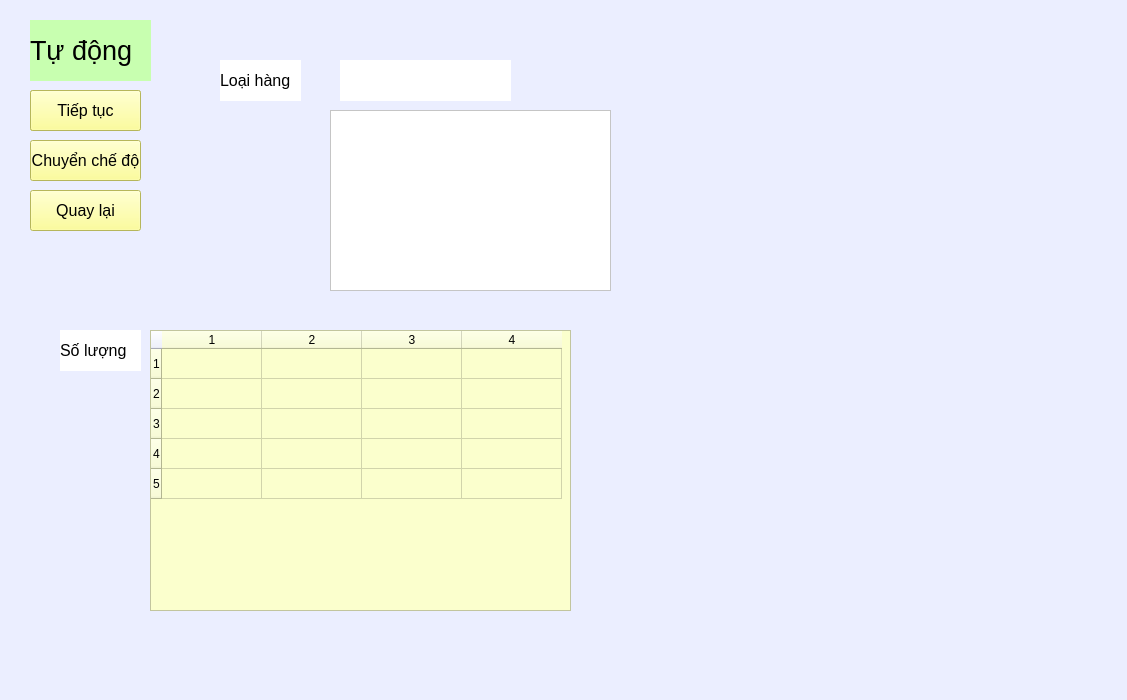
Above: autowork.ui from nguyenhoangnb/app_do_an_1 before the change. Below: the same form after it.
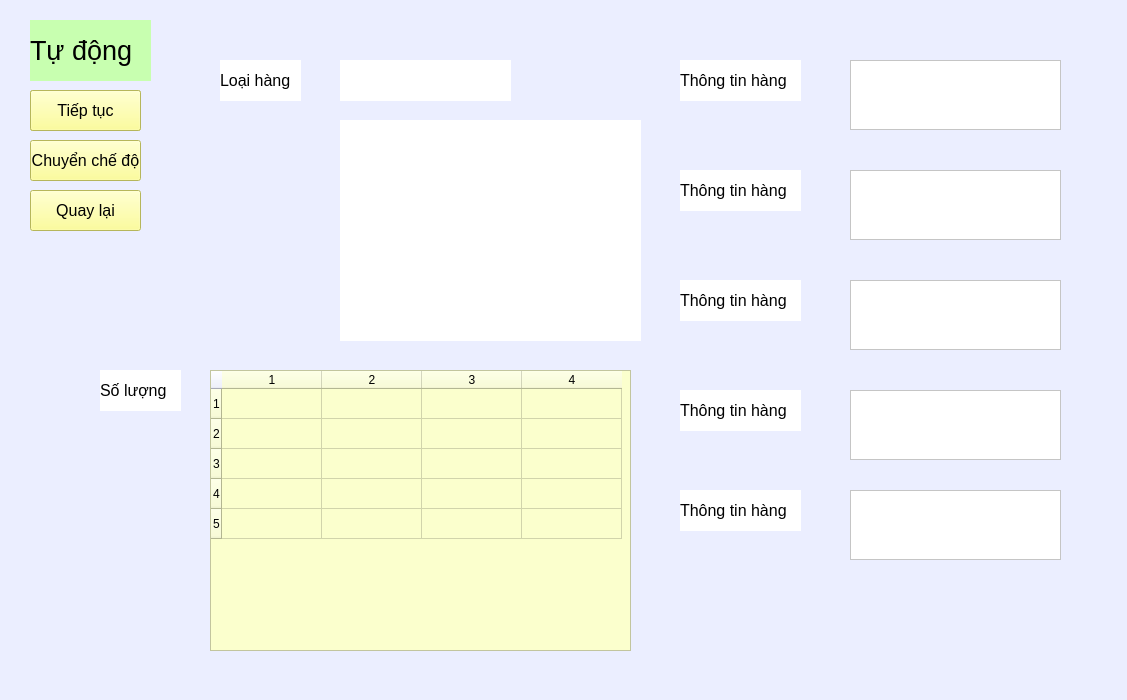
That is the form after the change.

```diff
--- a/autowork.ui
+++ b/autowork.ui
@@ -37,25 +37,6 @@
     <string>Loại hàng</string>
    </property>
   </widget>
-  <widget class="QFrame" name="frame">
-   <property name="geometry">
-    <rect>
-     <x>330</x>
-     <y>110</y>
-     <width>281</width>
-     <height>181</height>
-    </rect>
-   </property>
-   <property name="styleSheet">
-    <string notr="true">background-color:#fff;</string>
-   </property>
-   <property name="frameShape">
-    <enum>QFrame::StyledPanel</enum>
-   </property>
-   <property name="frameShadow">
-    <enum>QFrame::Raised</enum>
-   </property>
-  </widget>
   <widget class="QLabel" name="lbl_auw_03">
    <property name="geometry">
     <rect>
@@ -143,8 +124,8 @@
   <widget class="QLabel" name="lbl_auw3">
    <property name="geometry">
     <rect>
-     <x>60</x>
-     <y>330</y>
+     <x>100</x>
+     <y>370</y>
      <width>81</width>
      <height>41</height>
     </rect>
@@ -206,8 +187,8 @@
   <widget class="QTableWidget" name="tbl_quantity">
    <property name="geometry">
     <rect>
-     <x>150</x>
-     <y>330</y>
+     <x>210</x>
+     <y>370</y>
      <width>421</width>
      <height>281</height>
     </rect>
@@ -231,6 +212,192 @@
    <column/>
    <column/>
   </widget>
+  <widget class="QLabel" name="lbl_img">
+   <property name="geometry">
+    <rect>
+     <x>340</x>
+     <y>120</y>
+     <width>301</width>
+     <height>221</height>
+    </rect>
+   </property>
+   <property name="styleSheet">
+    <string notr="true">background-color:#fff;</string>
+   </property>
+   <property name="text">
+    <string/>
+   </property>
+  </widget>
+  <widget class="QLabel" name="lbl_auw_3">
+   <property name="geometry">
+    <rect>
+     <x>680</x>
+     <y>60</y>
+     <width>121</width>
+     <height>41</height>
+    </rect>
+   </property>
+   <property name="font">
+    <font>
+     <pointsize>12</pointsize>
+    </font>
+   </property>
+   <property name="styleSheet">
+    <string notr="true">background-color:#fff;</string>
+   </property>
+   <property name="text">
+    <string>Thông tin hàng</string>
+   </property>
+  </widget>
+  <widget class="QTextEdit" name="textEdit">
+   <property name="geometry">
+    <rect>
+     <x>850</x>
+     <y>60</y>
+     <width>211</width>
+     <height>70</height>
+    </rect>
+   </property>
+   <property name="styleSheet">
+    <string notr="true">background-color:#fff;</string>
+   </property>
+  </widget>
+  <widget class="QTextEdit" name="textEdit_2">
+   <property name="geometry">
+    <rect>
+     <x>850</x>
+     <y>170</y>
+     <width>211</width>
+     <height>70</height>
+    </rect>
+   </property>
+   <property name="styleSheet">
+    <string notr="true">background-color:#fff;</string>
+   </property>
+  </widget>
+  <widget class="QLabel" name="lbl_auw_4">
+   <property name="geometry">
+    <rect>
+     <x>680</x>
+     <y>170</y>
+     <width>121</width>
+     <height>41</height>
+    </rect>
+   </property>
+   <property name="font">
+    <font>
+     <pointsize>12</pointsize>
+    </font>
+   </property>
+   <property name="styleSheet">
+    <string notr="true">background-color:#fff;</string>
+   </property>
+   <property name="text">
+    <string>Thông tin hàng</string>
+   </property>
+  </widget>
+  <widget class="QTextEdit" name="textEdit_3">
+   <property name="geometry">
+    <rect>
+     <x>850</x>
+     <y>280</y>
+     <width>211</width>
+     <height>70</height>
+    </rect>
+   </property>
+   <property name="styleSheet">
+    <string notr="true">background-color:#fff;</string>
+   </property>
+  </widget>
+  <widget class="QLabel" name="lbl_auw_5">
+   <property name="geometry">
+    <rect>
+     <x>680</x>
+     <y>280</y>
+     <width>121</width>
+     <height>41</height>
+    </rect>
+   </property>
+   <property name="font">
+    <font>
+     <pointsize>12</pointsize>
+    </font>
+   </property>
+   <property name="styleSheet">
+    <string notr="true">background-color:#fff;</string>
+   </property>
+   <property name="text">
+    <string>Thông tin hàng</string>
+   </property>
+  </widget>
+  <widget class="QTextEdit" name="textEdit_4">
+   <property name="geometry">
+    <rect>
+     <x>850</x>
+     <y>390</y>
+     <width>211</width>
+     <height>70</height>
+    </rect>
+   </property>
+   <property name="styleSheet">
+    <string notr="true">background-color:#fff;</string>
+   </property>
+  </widget>
+  <widget class="QLabel" name="lbl_auw_6">
+   <property name="geometry">
+    <rect>
+     <x>680</x>
+     <y>390</y>
+     <width>121</width>
+     <height>41</height>
+    </rect>
+   </property>
+   <property name="font">
+    <font>
+     <pointsize>12</pointsize>
+    </font>
+   </property>
+   <property name="styleSheet">
+    <string notr="true">background-color:#fff;</string>
+   </property>
+   <property name="text">
+    <string>Thông tin hàng</string>
+   </property>
+  </widget>
+  <widget class="QTextEdit" name="textEdit_5">
+   <property name="geometry">
+    <rect>
+     <x>850</x>
+     <y>490</y>
+     <width>211</width>
+     <height>70</height>
+    </rect>
+   </property>
+   <property name="styleSheet">
+    <string notr="true">background-color:#fff;</string>
+   </property>
+  </widget>
+  <widget class="QLabel" name="lbl_auw_7">
+   <property name="geometry">
+    <rect>
+     <x>680</x>
+     <y>490</y>
+     <width>121</width>
+     <height>41</height>
+    </rect>
+   </property>
+   <property name="font">
+    <font>
+     <pointsize>12</pointsize>
+    </font>
+   </property>
+   <property name="styleSheet">
+    <string notr="true">background-color:#fff;</string>
+   </property>
+   <property name="text">
+    <string>Thông tin hàng</string>
+   </property>
+  </widget>
  </widget>
  <resources/>
  <connections/>
```
